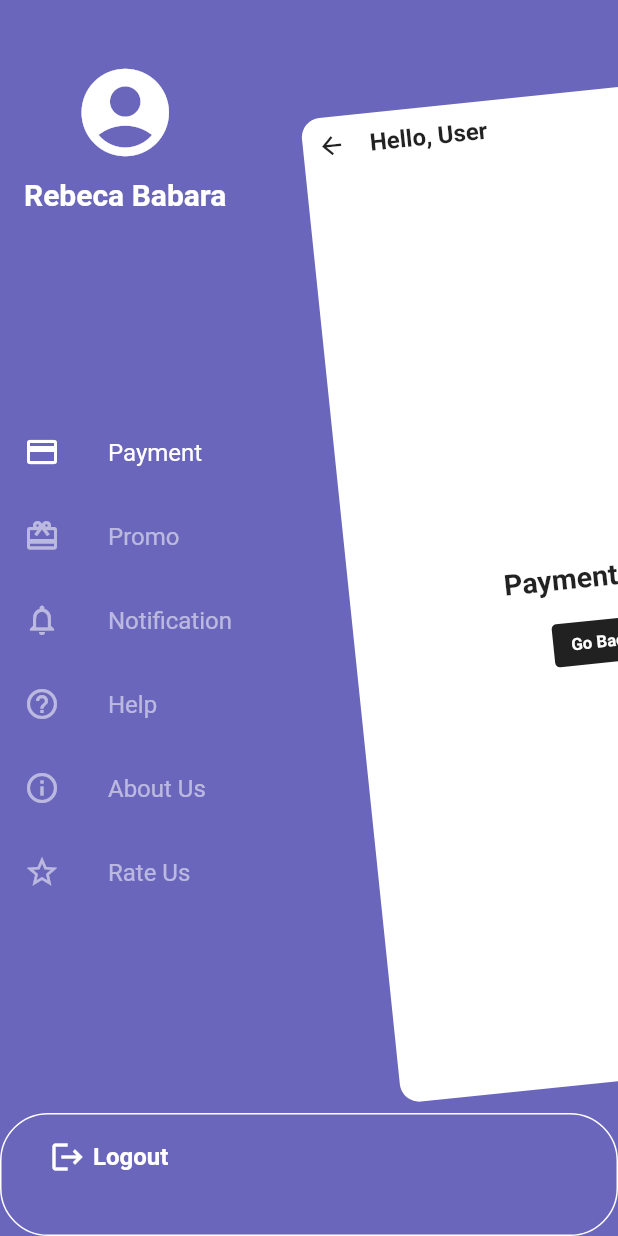
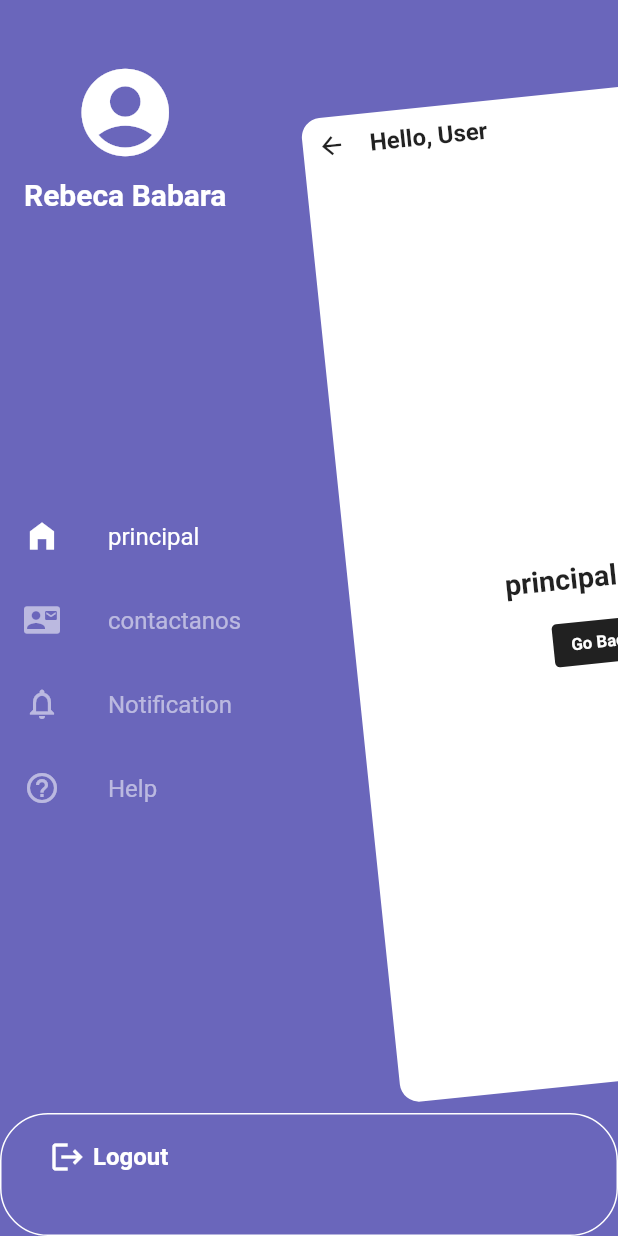
Before and after one commit to ajhub2005/app_sillas, a Flutter app: the DemoMWDrawerScreen4 screen opened by its route, on a phone screen of 412 x 824 dp. Run offline on Flutter 3.47's test engine with Material 2 defaults, Android fonts, the phone set to English and light mode, and no system bars.

Commit message:
se mejora las opciones del menu de opciones

```diff
--- a/proyecto_sillas/lib/home/opciones_bar.dart
+++ b/proyecto_sillas/lib/home/opciones_bar.dart
@@ -48,16 +48,16 @@ class _DemoMWDrawerScreen4State extends State<DemoMWDrawerScreen4> {
     super.initState();
     getData.add(
       SampleListModel(
-        title: "Payment",
-        icon: Icons.payment,
-        launchWidget: Center(child:Text("Payment View", style: boldTextStyle)),
+        title: "principal",
+        icon: Icons.home_filled,
+        launchWidget: Center(child:Text("principal View", style: boldTextStyle)),
       ),
     );
     getData.add(
       SampleListModel(
-        title: "Promo",
-        icon: Icons.card_giftcard,
-        launchWidget: Center(child:Text("Promo View", style: boldTextStyle)),
+        title: "contactanos",
+        icon: Icons.contact_mail_rounded,
+        launchWidget: Center(child:Text("contactanos View", style: boldTextStyle)),
       ),
     );
     getData.add(
@@ -74,20 +74,20 @@ class _DemoMWDrawerScreen4State extends State<DemoMWDrawerScreen4> {
         launchWidget: Center(child:Text("Help View", style: boldTextStyle)),
       ),
     );
-    getData.add(
-      SampleListModel(
-        title: "About Us",
-        icon: Icons.info_outline,
-        launchWidget: Center(child:Text("About Us View", style: boldTextStyle)),
-      ),
-    );
-    getData.add(
-      SampleListModel(
-        title: "Rate Us",
-        icon: Icons.star_border,
-        launchWidget: Center(child:Text("Rate Us View", style: boldTextStyle)),
-      ),
-    );
+    // getData.add(
+    //   SampleListModel(
+    //     title: "About Us",
+    //     icon: Icons.info_outline,
+    //     launchWidget: Center(child:Text("About Us View", style: boldTextStyle)),
+    //   ),
+    // );
+    // getData.add(
+    //   SampleListModel(
+    //     title: "Rate Us",
+    //     icon: Icons.star_border,
+    //     launchWidget: Center(child:Text("Rate Us View", style: boldTextStyle)),
+    //   ),
+    // );
     init();
   }
 
```
